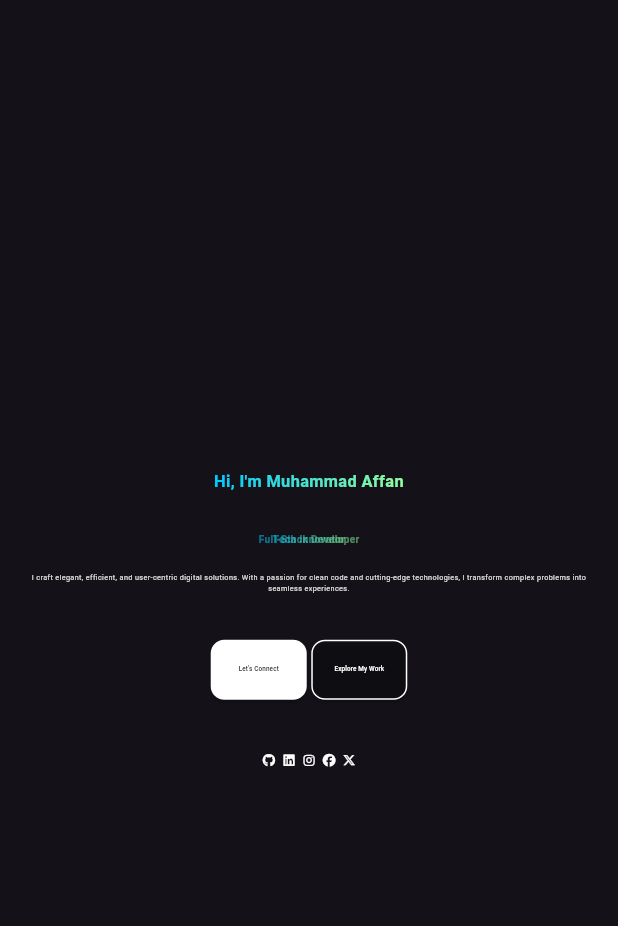
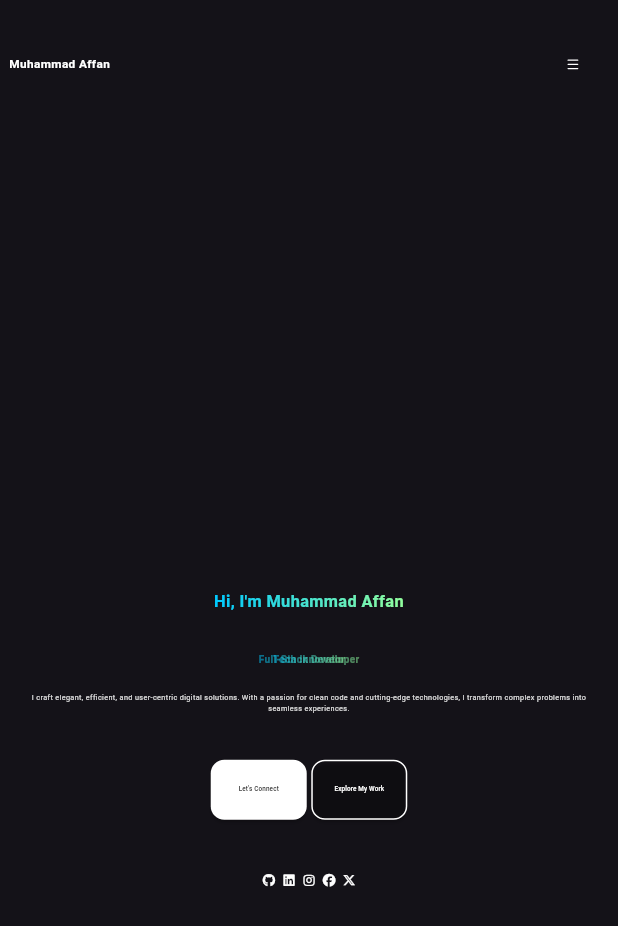
Before and after one commit to Muhammadd-01/Mobile_Portfolio, a Flutter app: the screen it shows after launch, after a tap on "Let's Connect", on a phone screen of 412 x 824 dp. Shown: the top 926 px of the screen. Run offline on Flutter 3.47's test engine with Material 3 defaults, Android fonts, the phone set to English and light mode, and no system bars; our stand-ins replace flutter_screenutil, font_awesome_flutter, lucide_icons.

Commit message:
Mobile Portfolio

```diff
--- a/lib/main.dart
+++ b/lib/main.dart
@@ -14,10 +14,11 @@ class PortfolioApp extends StatelessWidget {
     return ScreenUtilInit(
       designSize: const Size(1360, 768),
       minTextAdapt: true,
+      splitScreenMode: true,
       builder: (context, child) => MaterialApp(
         debugShowCheckedModeBanner: false,
         title: 'Muhammad Affan Portfolio',
-        theme: ThemeData.dark(), // can update later with ThemeProvider
+        theme: ThemeData.dark(), // Change to light if needed
         home: const HomeScreen(),
       ),
     );
--- a/lib/screens/home_screen.dart
+++ b/lib/screens/home_screen.dart
@@ -1,20 +1,45 @@
 import 'package:flutter/material.dart';
+import '../widgets/navbar.dart';
 import '../widgets/hero_section.dart';
 import '../widgets/about_section.dart';
-class HomeScreen extends StatelessWidget {
+
+class HomeScreen extends StatefulWidget {
   const HomeScreen({super.key});
+
+  @override
+  State<HomeScreen> createState() => _HomeScreenState();
+}
+
+class _HomeScreenState extends State<HomeScreen> {
+  final ScrollController _scrollController = ScrollController();
+
+  @override
+  void dispose() {
+    _scrollController.dispose();
+    super.dispose();
+  }
 
   @override
   Widget build(BuildContext context) {
     return Scaffold(
-      body: SingleChildScrollView(
-        child: Column(
-          children: const [
-            HeroSection(),
-            AboutSection(), // ✅ You already have this!
-            // TODO: Header(), About(), Projects(), Footer() etc.
-          ],
-        ),
+      body: Stack(
+        children: [
+          // Main scrollable content
+          SingleChildScrollView(
+            controller: _scrollController,
+            child: Column(
+              children: const [
+                SizedBox(height: 80), // leave space for navbar height
+                HeroSection(),
+                AboutSection(),
+                // Add more sections here...
+              ],
+            ),
+          ),
+
+          // Fixed Navbar on top
+          Navbar(scrollController: _scrollController),
+        ],
       ),
     );
   }
--- /dev/null
+++ b/lib/widgets/navbar.dart
@@ -0,0 +1,150 @@
+import 'dart:ui';
+import 'package:flutter/material.dart';
+import 'package:flutter_screenutil/flutter_screenutil.dart';
+import 'package:lucide_icons/lucide_icons.dart';
+
+class Navbar extends StatefulWidget {
+  final ScrollController scrollController;
+  const Navbar({super.key, required this.scrollController});
+
+  @override
+  State<Navbar> createState() => _NavbarState();
+}
+
+class _NavbarState extends State<Navbar> {
+  bool isScrolled = false;
+  bool isOpen = false;
+
+  final navItems = ["Home", "About", "Skills", "Projects", "Resume", "Contact"];
+
+  @override
+  void initState() {
+    super.initState();
+    widget.scrollController.addListener(_handleScroll);
+  }
+
+  void _handleScroll() {
+    if (widget.scrollController.offset > 50 && !isScrolled) {
+      setState(() => isScrolled = true);
+    } else if (widget.scrollController.offset <= 50 && isScrolled) {
+      setState(() => isScrolled = false);
+    }
+  }
+
+  void scrollToSection(String id) {
+    // Placeholder: implement scroll-to using GlobalKeys
+  }
+
+  @override
+  Widget build(BuildContext context) {
+    return Stack(
+      children: [
+        if (isScrolled)
+          Positioned.fill(
+            child: BackdropFilter(
+              filter: ImageFilter.blur(sigmaX: 5, sigmaY: 5),
+              child: Container(color: Colors.transparent),
+            ),
+          ),
+        AnimatedContainer(
+          duration: const Duration(milliseconds: 300),
+          curve: Curves.easeOut,
+          padding: EdgeInsets.symmetric(horizontal: 20.w),
+          height: 80.h,
+          decoration: BoxDecoration(
+            color: isScrolled
+                ? Colors.black.withOpacity(0.6)
+                : Colors.transparent,
+            boxShadow: isScrolled
+                ? [BoxShadow(color: Colors.black26, blurRadius: 12)]
+                : [],
+          ),
+          child: LayoutBuilder(
+            builder: (context, constraints) {
+              final isDesktop = constraints.maxWidth > 768;
+              return Row(
+                mainAxisAlignment: MainAxisAlignment.spaceBetween,
+                children: [
+                  // Logo
+                  _NeonText(
+                    text: "Muhammad Affan",
+                    fontSize: 26.sp,
+                    onTap: () => scrollToSection("hero"),
+                  ),
+
+                  // Nav Items or Hamburger
+                  if (isDesktop)
+                    Row(
+                      children: navItems.map((item) {
+                        return Padding(
+                          padding: EdgeInsets.symmetric(horizontal: 12.w),
+                          child: _NeonText(
+                            text: item,
+                            fontSize: 16.sp,
+                            onTap: () => scrollToSection(item.toLowerCase()),
+                          ),
+                        );
+                      }).toList(),
+                    )
+                  else
+                    IconButton(
+                      icon: Icon(
+                        isOpen ? LucideIcons.x : LucideIcons.menu,
+                        color: Colors.white,
+                        size: 32.sp,
+                      ),
+                      onPressed: () => setState(() => isOpen = !isOpen),
+                    ),
+                ],
+              );
+            },
+          ),
+        ),
+      ],
+    );
+  }
+}
+
+class _NeonText extends StatefulWidget {
+  final String text;
+  final double fontSize;
+  final VoidCallback onTap;
+
+  const _NeonText({
+    required this.text,
+    required this.fontSize,
+    required this.onTap,
+  });
+
+  @override
+  State<_NeonText> createState() => _NeonTextState();
+}
+
+class _NeonTextState extends State<_NeonText> {
+  bool hovering = false;
+
+  @override
+  Widget build(BuildContext context) {
+    return MouseRegion(
+      onEnter: (_) => setState(() => hovering = true),
+      onExit: (_) => setState(() => hovering = false),
+      child: GestureDetector(
+        onTap: widget.onTap,
+        child: Text(
+          widget.text,
+          style: TextStyle(
+            fontSize: widget.fontSize,
+            fontWeight: FontWeight.bold,
+            color: Colors.white,
+            shadows: hovering
+                ? [
+                    Shadow(color: Colors.cyanAccent, blurRadius: 10),
+                    Shadow(color: Colors.cyan, blurRadius: 5),
+                  ]
+                : [],
+          ),
+        ),
+      ),
+    );
+  }
+}
--- a/pubspec.yaml
+++ b/pubspec.yaml
@@ -33,6 +33,7 @@ dependencies:
   font_awesome_flutter: ^10.7.0
   flutter_screenutil: ^5.9.0
   provider: ^6.1.1
+  lucide_icons: ^0.257.0
   # The following adds the Cupertino Icons font to your application.
   # Use with the CupertinoIcons class for iOS style icons.
   cupertino_icons: ^1.0.8
```
Also changed, not shown: pubspec.lock.
